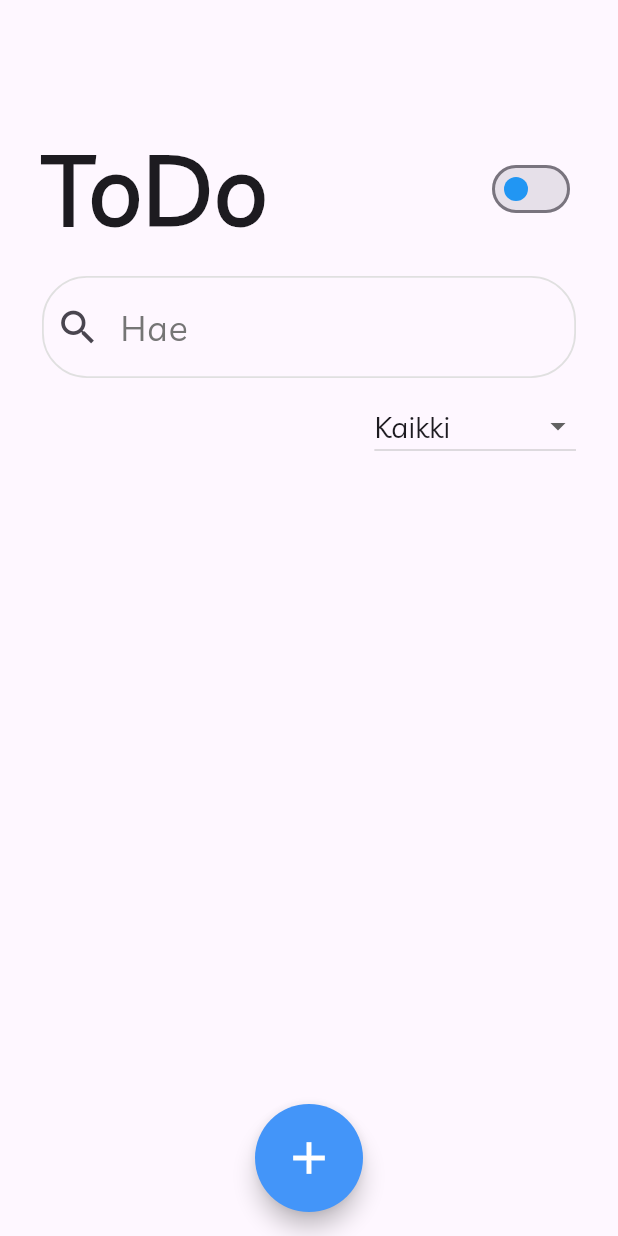
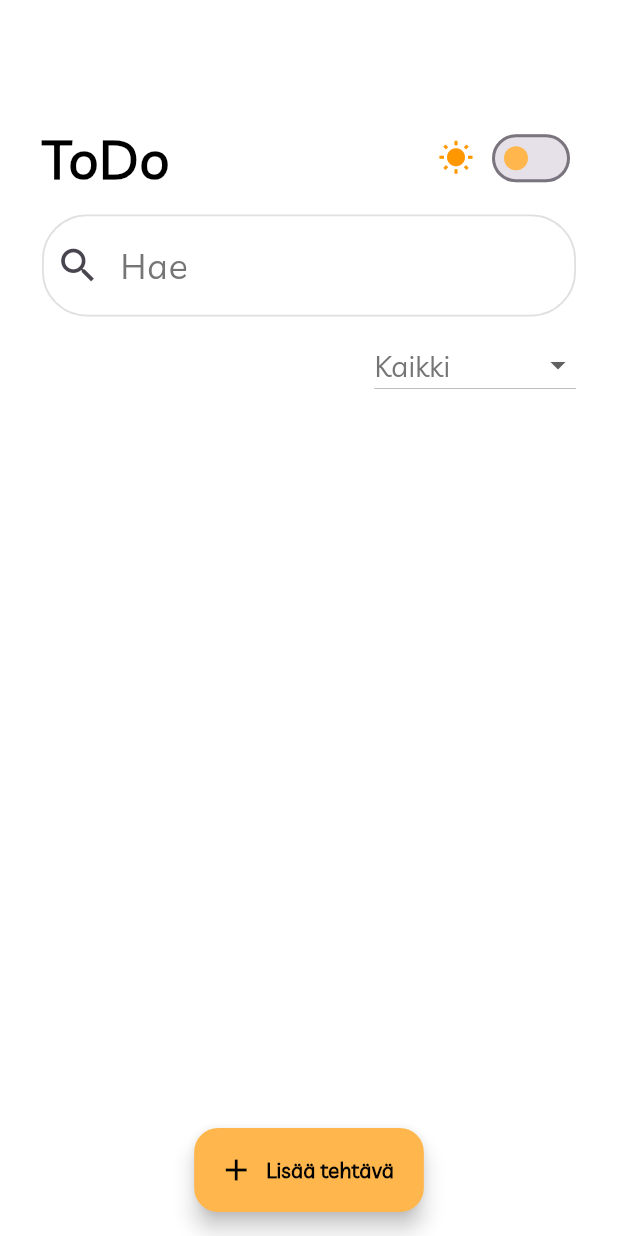
Before and after one commit to Dumbfinntales/RNMRT_MobiiliProjekti, a Flutter app: the screen it shows after launch, on a phone screen of 412 x 824 dp. Run offline on Flutter 3.47's test engine with Material 3 defaults, Android fonts, the phone set to English and light mode, and no system bars; our stand-ins replace shared_preferences.

Commit message:
Dark teema + tyyli
Dark teema nyt lisätty, ja pari muuta tyylimuokkausta. Lähinnä värien vaihtelua

```diff
--- a/lib/ruudut/home_screen.dart
+++ b/lib/ruudut/home_screen.dart
@@ -14,6 +14,7 @@ class _HomeScreenState extends State<HomeScreen> {
   List<Map<String, dynamic>> _tasks = []; // Lista tallennetuista tehtävistä
   String _selectedFilter = 'all'; // Suodatuksen oletusarvo
   String _searchQuery = ''; // Haku
+  bool _darkMode = false; // Seuraa teemaa, vaalea tai tumma
 
   // Jokainen tehtävä on Map, jossa on avaimet 'tehtava', 'paivamaara' ja 'priority'
   void _toggleTaskDone(int index) async {
@@ -34,7 +35,7 @@ class _HomeScreenState extends State<HomeScreen> {
   Future<void> _navigateAndAddTask() async {
     final result = await Navigator.push(
       context,
-      MaterialPageRoute(builder: (context) => AddTaskScreen()),
+      MaterialPageRoute(builder: (context) => AddTaskScreen(darkMode: _darkMode)),
     );
 
     // Jos tuloksena saatiin tehtävädataa
@@ -103,6 +104,7 @@ class _HomeScreenState extends State<HomeScreen> {
           alkuperainenTehtava: taskToEdit['tehtava'],
           alkuperainenPaivamaara: taskToEdit['paivamaara'],
           alkuperainenPrioriteetti: taskToEdit['priority'],
+          darkMode: _darkMode,
         ),
       ),
     );
@@ -185,6 +187,8 @@ class _HomeScreenState extends State<HomeScreen> {
     final filtered = _filteredTasks();
 
     return Scaffold(
+      // Taustan väri riippuen moodista
+      backgroundColor: _darkMode ? const Color.fromARGB(200, 0, 0, 0) : Colors.white,
       body: Column(
         children: [
           // Otsikko + Switch
@@ -195,17 +199,31 @@ class _HomeScreenState extends State<HomeScreen> {
               children: [
                 Text(
                   'ToDo',
-                  style: TextStyle(fontSize: 64, fontWeight: FontWeight.bold),
+                  style: TextStyle(fontSize: 36, fontWeight: FontWeight.bold,
+                  color: _darkMode ? Colors.white : Colors.black), // Väri muuttuu riippuen moodista
                 ),
 
-                // Switch teemalle, voi vaihtaa napiksikki
-                // Joku juttu lisätä mikä ilmentää mikä tämä on. Kuu ja aurinko?
-                Switch(
-                  value: false,
-                  onChanged: (bool newValue) { },
-                  activeColor: Colors.blue,           // Pallon väri, kun päällä
-                  inactiveThumbColor: Colors.blue,    // Pallon väri, kun pois päältä
-                ),
+              // Switch joka kontrolloi tummaa/vaaleaa teemaa
+              Row(
+                mainAxisAlignment: MainAxisAlignment.spaceAround,
+                children: [
+                  Icon(
+                    _darkMode ? Icons.nightlight_round : Icons.wb_sunny, // Aurinko tai kuu ikoni
+                    color: _darkMode ? Colors.yellowAccent : Colors.orange, // Väri riippuu moodista
+                  ),
+                  SizedBox(width: 8),
+                  Switch(
+                    value: _darkMode,
+                    onChanged: (bool newValue) {
+                      setState(() {
+                        _darkMode = newValue;
+                      });
+                    },
+                    activeColor: Colors.orange[900],
+                    inactiveThumbColor: Colors.orange[300],
+                  ),
+                ],
+              )
               ],
             ),
           ),
@@ -264,13 +282,13 @@ class _HomeScreenState extends State<HomeScreen> {
                       });
                     },
                     items: [
-                      DropdownMenuItem(value: 'all', child: Text('Kaikki', style: TextStyle(fontSize: 20)),
+                      DropdownMenuItem(value: 'all', child: Text('Kaikki', style: TextStyle(fontSize: 20, color: Colors.grey[600])),
                       ),
-                      DropdownMenuItem(value: 'high', child: Text('Kiireelliset', style: TextStyle(fontSize: 20)),
+                      DropdownMenuItem(value: 'high', child: Text('Kiireelliset', style: TextStyle(fontSize: 20, color: Colors.grey[600])),
                       ),
-                      DropdownMenuItem(value: 'medium', child: Text('Tärkeät', style: TextStyle(fontSize: 20)),
+                      DropdownMenuItem(value: 'medium', child: Text('Tärkeät', style: TextStyle(fontSize: 20, color: Colors.grey[600])),
                       ),
-                      DropdownMenuItem(value: 'low', child: Text('Ei kiireelliset', style: TextStyle(fontSize: 20)),
+                      DropdownMenuItem(value: 'low', child: Text('Ei kiireelliset', style: TextStyle(fontSize: 20, color: Colors.grey[600])),
                       ),
                     ],
                   ),
@@ -287,7 +305,9 @@ class _HomeScreenState extends State<HomeScreen> {
                 final task = filtered[index];
                 return Card(
                   margin: EdgeInsets.symmetric(horizontal: 28, vertical: 8),
-                  color: task['done'] ? Color(0xFF73E19F) : Colors.white,
+                  // Taskin väri vaihtuu vihertäväksi riippuen onko sitä painettu
+                  // Korttien default taustaväri riippuu moodista
+                  color: task['done'] ? Color(0xFF73E19F) : (_darkMode ? Colors.grey[600] : Colors.white),
                   child: ListTile(
                     contentPadding: EdgeInsets.symmetric(vertical: 20, horizontal: 16),
                     onTap: () => _toggleTaskDone(index),
@@ -343,15 +363,12 @@ class _HomeScreenState extends State<HomeScreen> {
       ),
 
       // Uuden tehtävän lisäys
-      floatingActionButton: SizedBox(
-        width: 72,
-        height: 72,
-        child: FloatingActionButton(
-          onPressed: _navigateAndAddTask,
-          backgroundColor: Color(0xFF4395F9),
-          shape: CircleBorder(),
-          child: Icon(Icons.add, size: 36, color: Colors.white),
-        ),
+      floatingActionButton: FloatingActionButton.extended(
+        onPressed: _navigateAndAddTask,
+        icon: Icon(Icons.add, color: _darkMode ? Colors.white : Colors.black),
+        backgroundColor: _darkMode ? Colors.orange[900] : Colors.orange[300],
+        label: Text('Lisää tehtävä'
+            , style: TextStyle(color: _darkMode ? Colors.white : Colors.black, fontWeight: FontWeight.bold)),
       ),
       floatingActionButtonLocation: FloatingActionButtonLocation.centerFloat,
     );
```
Also changed, not shown: lib/ruudut/add_task_screen.dart (+27 -6 lines), pubspec.lock.
